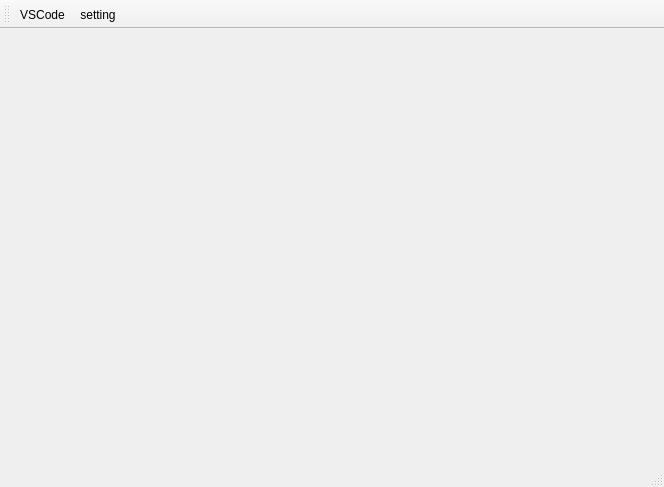
The window that testui/assets/uis/main_window.ui (threezinedine/robotics-programming-platform) describes before a commit, drawn with Qt 5.
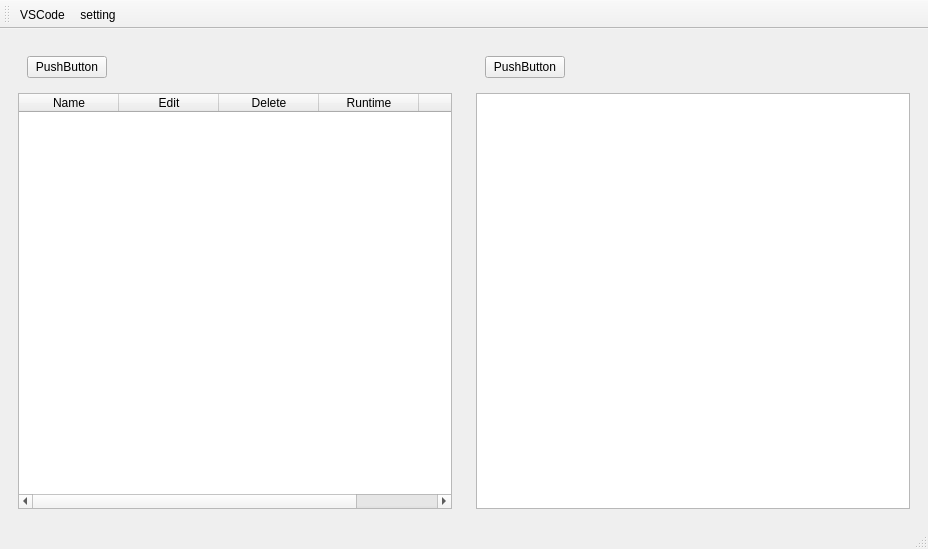
The same window after the commit. Icons and pictures are not drawn.

```diff
--- a/testui/assets/uis/main_window.ui
+++ b/testui/assets/uis/main_window.ui
@@ -6,14 +6,113 @@
    <rect>
     <x>0</x>
     <y>0</y>
-    <width>664</width>
-    <height>487</height>
+    <width>928</width>
+    <height>549</height>
    </rect>
   </property>
   <property name="windowTitle">
    <string>MainWindow</string>
   </property>
-  <widget class="QWidget" name="centralwidget"/>
+  <widget class="QWidget" name="centralwidget">
+   <layout class="QHBoxLayout" name="horizontalLayout">
+    <item>
+     <widget class="QWidget" name="widget" native="true">
+      <layout class="QVBoxLayout" name="verticalLayout">
+       <item>
+        <widget class="QWidget" name="widget_3" native="true">
+         <layout class="QHBoxLayout" name="horizontalLayout_2">
+          <item>
+           <widget class="QPushButton" name="pushButton">
+            <property name="text">
+             <string>PushButton</string>
+            </property>
+           </widget>
+          </item>
+          <item>
+           <spacer name="horizontalSpacer">
+            <property name="orientation">
+             <enum>Qt::Horizontal</enum>
+            </property>
+            <property name="sizeHint" stdset="0">
+             <size>
+              <width>332</width>
+              <height>20</height>
+             </size>
+            </property>
+           </spacer>
+          </item>
+         </layout>
+        </widget>
+       </item>
+       <item>
+        <widget class="QTableWidget" name="scenarioList">
+         <column>
+          <property name="text">
+           <string>Name</string>
+          </property>
+         </column>
+         <column>
+          <property name="text">
+           <string>Edit</string>
+          </property>
+         </column>
+         <column>
+          <property name="text">
+           <string>Delete</string>
+          </property>
+         </column>
+         <column>
+          <property name="text">
+           <string>Runtime</string>
+          </property>
+         </column>
+         <column>
+          <property name="text">
+           <string>Editor</string>
+          </property>
+         </column>
+        </widget>
+       </item>
+      </layout>
+     </widget>
+    </item>
+    <item>
+     <widget class="QWidget" name="widget_2" native="true">
+      <layout class="QVBoxLayout" name="verticalLayout_2">
+       <item>
+        <widget class="QWidget" name="widget_4" native="true">
+         <layout class="QHBoxLayout" name="horizontalLayout_3">
+          <item>
+           <widget class="QPushButton" name="pushButton_2">
+            <property name="text">
+             <string>PushButton</string>
+            </property>
+           </widget>
+          </item>
+          <item>
+           <spacer name="horizontalSpacer_2">
+            <property name="orientation">
+             <enum>Qt::Horizontal</enum>
+            </property>
+            <property name="sizeHint" stdset="0">
+             <size>
+              <width>332</width>
+              <height>20</height>
+             </size>
+            </property>
+           </spacer>
+          </item>
+         </layout>
+        </widget>
+       </item>
+       <item>
+        <widget class="QTableView" name="tableView"/>
+       </item>
+      </layout>
+     </widget>
+    </item>
+   </layout>
+  </widget>
   <widget class="QMenuBar" name="menubar">
    <property name="geometry">
     <rect>
```
Left out of the diff: 2 changed lines with no effect on the pictures.
